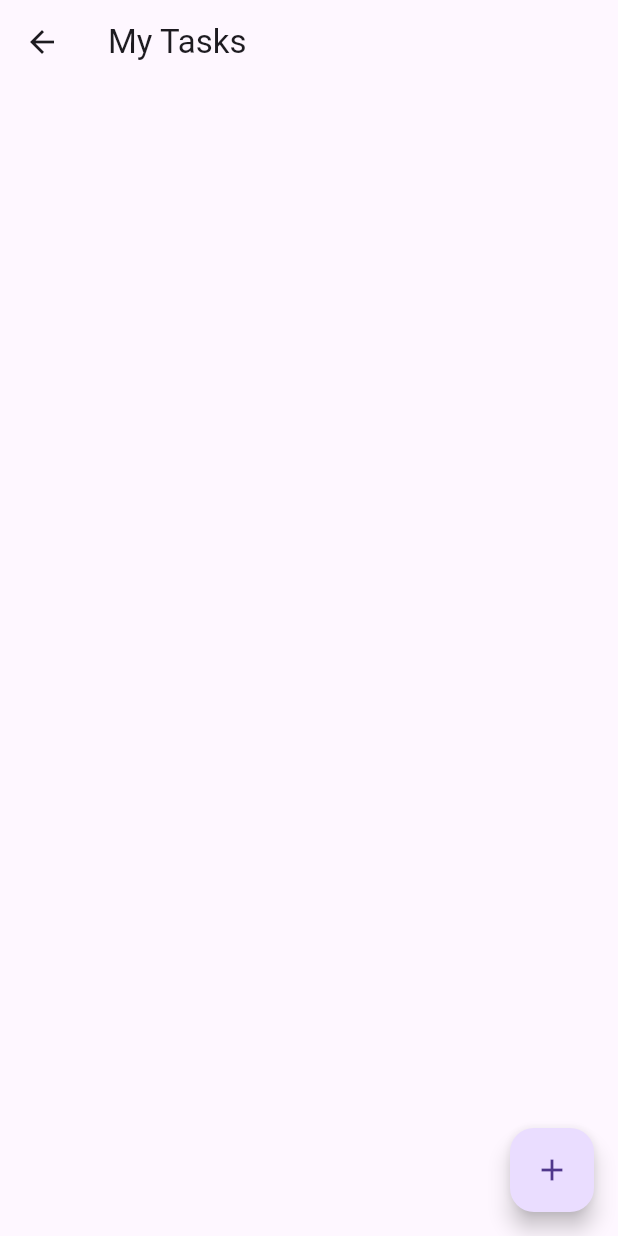
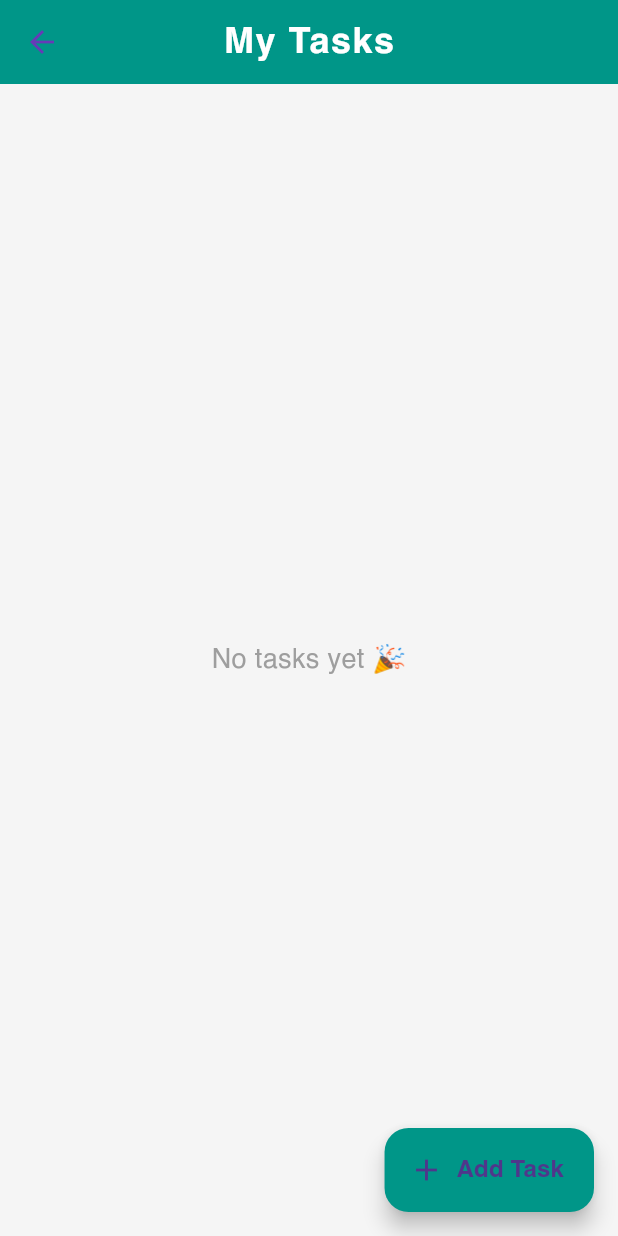
Before and after one commit to SanjuScript/todo-app, a Flutter app: the TaskScreen screen opened directly, on a phone screen of 412 x 824 dp. Run offline on Flutter 3.47's test engine with Material 3 defaults, Android fonts, the phone set to English and light mode, and no system bars; our stand-ins replace bloc, equatable, flutter_bloc, hive, hive_flutter; accounts and stored records are empty.

Commit message:
minor UI changes

```diff
--- /dev/null
+++ b/lib/features/animation/fade_page_animation.dart
@@ -0,0 +1,16 @@
+import 'package:flutter/material.dart';
+
+class CustomPageTransition extends PageTransitionsBuilder {
+  @override
+  Widget buildTransitions<T>(
+      PageRoute<T> route,
+      BuildContext context,
+      Animation<double> animation,
+      Animation<double> secondaryAnimation,
+      Widget child) {
+    return FadeTransition(
+      opacity: animation,
+      child: child,
+    );
+  }
+}
--- a/lib/features/data/repository/task_repo.dart
+++ b/lib/features/data/repository/task_repo.dart
@@ -5,4 +5,5 @@ abstract class TaskRepo {
   Future<List<TaskModel>> getTasks();
   Future<void> updateTask(int index, TaskModel updatedTask);
   Future<void> deleteTask(int index);
+  Future<void> deleteAllTasks();
 }
--- a/lib/features/data/repository/task_repository.dart
+++ b/lib/features/data/repository/task_repository.dart
@@ -34,4 +34,9 @@ class TaskRepository implements TaskRepo {
   Future<void> deleteTask(int index) async {
     await taskBox.deleteAt(index);
   }
+
+  @override
+  Future<void> deleteAllTasks() async {
+    await taskBox.clear();
+  }
 }
--- /dev/null
+++ b/lib/features/helper/font_helper.dart
@@ -0,0 +1,16 @@
+import 'package:flutter/material.dart';
+
+// ignore: constant_identifier_names
+const _FONT_FAMILY = 'helvetica';
+
+class PerfectTypogaphy {
+  static TextStyle bold = const TextStyle(
+    fontFamily: _FONT_FAMILY,
+    fontWeight: FontWeight.w700,
+  );
+
+  static TextStyle regular = const TextStyle(
+    fontFamily: _FONT_FAMILY,
+    fontWeight: FontWeight.normal,
+  );
+}
--- /dev/null
+++ b/lib/features/theme/app_theme.dart
@@ -0,0 +1,224 @@
+import 'package:flutter/material.dart';
+import 'package:todo_app/features/animation/fade_page_animation.dart';
+import 'package:todo_app/features/helper/extensions/color_ext.dart';
+import 'package:todo_app/features/helper/font_helper.dart';
+
+class CustomAppTheme {
+  static final lightTheme = ThemeData(
+      useMaterial3: true,
+      scaffoldBackgroundColor: Colors.white,
+      appBarTheme: const AppBarTheme(
+        surfaceTintColor: Colors.transparent,
+        elevation: 5,
+        shadowColor: Colors.black12,
+        backgroundColor: Colors.white,
+        iconTheme: IconThemeData(color: Colors.deepPurple),
+      ),
+      textTheme: TextTheme(
+        displayLarge:
+            PerfectTypogaphy.bold.copyWith(fontSize: 32, color: Colors.black87),
+        displayMedium:
+            PerfectTypogaphy.bold.copyWith(fontSize: 28, color: Colors.black87),
+        bodyLarge: PerfectTypogaphy.regular
+            .copyWith(fontSize: 16, color: Colors.black87),
+        bodyMedium: PerfectTypogaphy.regular
+            .copyWith(fontSize: 14, color: Colors.black87),
+        bodySmall:
+            PerfectTypogaphy.regular.copyWith(fontSize: 12, color: Colors.grey),
+        labelLarge:
+            PerfectTypogaphy.bold.copyWith(fontSize: 16, color: Colors.white),
+        titleLarge:
+            PerfectTypogaphy.bold.copyWith(fontSize: 24, color: Colors.black87),
+        titleMedium:
+            PerfectTypogaphy.bold.copyWith(fontSize: 20, color: Colors.black87),
+        titleSmall:
+            PerfectTypogaphy.bold.copyWith(fontSize: 18, color: Colors.black87),
+        headlineLarge: PerfectTypogaphy.regular
+            .copyWith(fontSize: 22, color: Colors.black87),
+        headlineMedium: PerfectTypogaphy.regular
+            .copyWith(fontSize: 20, color: Colors.black87),
+        headlineSmall: PerfectTypogaphy.regular
+            .copyWith(fontSize: 18, color: Colors.black87),
+        labelMedium:
+            PerfectTypogaphy.bold.copyWith(fontSize: 16, color: Colors.black87),
+        labelSmall:
+            PerfectTypogaphy.bold.copyWith(fontSize: 14, color: Colors.black87),
+      ),
+      elevatedButtonTheme: ElevatedButtonThemeData(
+        style: ElevatedButton.styleFrom(
+          backgroundColor: Colors.deepPurple,
+          foregroundColor: Colors.white,
+          textStyle: PerfectTypogaphy.bold.copyWith(fontSize: 16),
+          shape: RoundedRectangleBorder(
+            borderRadius: BorderRadius.circular(12),
+          ),
+
+        ),
+      ),
+      textButtonTheme: TextButtonThemeData(
+        style: TextButton.styleFrom(
+          backgroundColor: Colors.teal.shade50,
+          foregroundColor: Colors.deepPurple, // Text color
+          textStyle: PerfectTypogaphy.bold.copyWith(fontSize: 14),
+          padding: const EdgeInsets.symmetric(vertical: 8, horizontal: 16),
+        ),
+      ),
+      outlinedButtonTheme: OutlinedButtonThemeData(
+        style: OutlinedButton.styleFrom(
+          foregroundColor: Colors.deepPurple,
+          side: const BorderSide(color: Colors.deepPurple),
+          textStyle: PerfectTypogaphy.bold.copyWith(fontSize: 16),
+          shape: RoundedRectangleBorder(
+            borderRadius: BorderRadius.circular(12),
+          ),
+          padding: const EdgeInsets.symmetric(vertical: 16, horizontal: 24),
+        ),
+      ),
+      buttonTheme: ButtonThemeData(
+
+        buttonColor: Colors.deepPurple,
+        textTheme: ButtonTextTheme.primary,
+        shape: RoundedRectangleBorder(
+          borderRadius: BorderRadius.circular(12),
+        ),
+      ),
+      bottomNavigationBarTheme: BottomNavigationBarThemeData(
+          backgroundColor: "#eff3fc".toColor(),
+          selectedItemColor: Colors.black87,
+          unselectedItemColor: Colors.grey,
+          showUnselectedLabels: false,
+          showSelectedLabels: true,
+          selectedLabelStyle: PerfectTypogaphy.regular.copyWith(
+            letterSpacing: 0.5,
+            color: Colors.black87,
+          )),
+      pageTransitionsTheme: PageTransitionsTheme(builders: {
+        TargetPlatform.android: CustomPageTransition(),
+        TargetPlatform.iOS: CustomPageTransition(),
+      }));
+
+        static final darkTheme = ThemeData(
+    useMaterial3: true,
+    brightness: Brightness.dark,
+    scaffoldBackgroundColor: const Color(0xFF121212), // Deep dark base
+    appBarTheme: const AppBarTheme(
+      surfaceTintColor: Colors.transparent,
+      elevation: 4,
+      shadowColor: Colors.black54,
+      backgroundColor: Color(0xFF1E1E1E),
+      iconTheme: IconThemeData(color: Colors.tealAccent),
+    ),
+    textTheme: TextTheme(
+      displayLarge: PerfectTypogaphy.bold.copyWith(
+        fontSize: 32,
+        color: Colors.white,
+      ),
+      displayMedium: PerfectTypogaphy.bold.copyWith(
+        fontSize: 28,
+        color: Colors.white70,
+      ),
+      bodyLarge: PerfectTypogaphy.regular.copyWith(
+        fontSize: 16,
+        color: Colors.white70,
+      ),
+      bodyMedium: PerfectTypogaphy.regular.copyWith(
+        fontSize: 14,
+        color: Colors.white60,
+      ),
+      bodySmall: PerfectTypogaphy.regular.copyWith(
+        fontSize: 12,
+        color: Colors.grey,
+      ),
+      labelLarge: PerfectTypogaphy.bold.copyWith(
+        fontSize: 16,
+        color: Colors.black,
+      ),
+      titleLarge: PerfectTypogaphy.bold.copyWith(
+        fontSize: 24,
+        color: Colors.white,
+      ),
+      titleMedium: PerfectTypogaphy.bold.copyWith(
+        fontSize: 20,
+        color: Colors.white70,
+      ),
+      titleSmall: PerfectTypogaphy.bold.copyWith(
+        fontSize: 18,
+        color: Colors.white70,
+      ),
+      headlineLarge: PerfectTypogaphy.regular.copyWith(
+        fontSize: 22,
+        color: Colors.white,
+      ),
+      headlineMedium: PerfectTypogaphy.regular.copyWith(
+        fontSize: 20,
+        color: Colors.white70,
+      ),
+      headlineSmall: PerfectTypogaphy.regular.copyWith(
+        fontSize: 18,
+        color: Colors.white70,
+      ),
+      labelMedium: PerfectTypogaphy.bold.copyWith(
+        fontSize: 16,
+        color: Colors.tealAccent,
+      ),
+      labelSmall: PerfectTypogaphy.bold.copyWith(
+        fontSize: 14,
+        color: Colors.tealAccent,
+      ),
+    ),
+    elevatedButtonTheme: ElevatedButtonThemeData(
+      style: ElevatedButton.styleFrom(
+        backgroundColor: Colors.deepPurpleAccent.shade200,
+        foregroundColor: Colors.white,
+        textStyle: PerfectTypogaphy.bold.copyWith(fontSize: 16),
+        shape: RoundedRectangleBorder(
+          borderRadius: BorderRadius.circular(12),
+        ),
+        elevation: 6,
+        shadowColor: Colors.deepPurpleAccent.withOpacity(0.5),
+      ),
+    ),
+    textButtonTheme: TextButtonThemeData(
+      style: TextButton.styleFrom(
+        backgroundColor: Colors.teal.withOpacity(0.15),
+        foregroundColor: Colors.tealAccent,
+        textStyle: PerfectTypogaphy.bold.copyWith(fontSize: 14),
+        padding: const EdgeInsets.symmetric(vertical: 8, horizontal: 16),
+      ),
+    ),
+    outlinedButtonTheme: OutlinedButtonThemeData(
+      style: OutlinedButton.styleFrom(
+        foregroundColor: Colors.tealAccent,
+        side: const BorderSide(color: Colors.tealAccent, width: 1.5),
+        textStyle: PerfectTypogaphy.bold.copyWith(fontSize: 16),
+        shape: RoundedRectangleBorder(
+          borderRadius: BorderRadius.circular(12),
+        ),
+        padding: const EdgeInsets.symmetric(vertical: 16, horizontal: 24),
+      ),
+    ),
+    buttonTheme: ButtonThemeData(
+      buttonColor: Colors.deepPurpleAccent,
+      textTheme: ButtonTextTheme.primary,
+      shape: RoundedRectangleBorder(
+        borderRadius: BorderRadius.circular(12),
+      ),
+    ),
+    bottomNavigationBarTheme: BottomNavigationBarThemeData(
+      backgroundColor: const Color(0xFF1E1E1E),
+      selectedItemColor: Colors.tealAccent,
+      unselectedItemColor: Colors.white38,
+      showUnselectedLabels: false,
+      showSelectedLabels: true,
+      selectedLabelStyle: PerfectTypogaphy.regular.copyWith(
+        letterSpacing: 0.5,
+        color: Colors.tealAccent,
+      ),
+    ),
+    pageTransitionsTheme: PageTransitionsTheme(builders: {
+      TargetPlatform.android: CustomPageTransition(),
+      TargetPlatform.iOS: CustomPageTransition(),
+    }),
+  );
+
+}
--- a/lib/presentation/bloc/todo_event.dart
+++ b/lib/presentation/bloc/todo_event.dart
@@ -38,3 +38,6 @@ class DeleteTaskEvent extends TodoEvent {
   @override
   List<Object> get props => [index];
 }
+
+//Delete All
+class DeletAllTasksEvent extends TodoEvent {}
--- a/lib/presentation/screens/task_screen.dart
+++ b/lib/presentation/screens/task_screen.dart
@@ -8,35 +8,99 @@ class TaskScreen extends StatelessWidget {
 
   @override
   Widget build(BuildContext context) {
+    final colors = [
+      Colors.teal.shade300,
+      Colors.deepPurple.shade300,
+      Colors.orange.shade300,
+      Colors.pink.shade300,
+      Colors.indigo.shade300,
+    ];
+
     return Scaffold(
-      appBar: AppBar(title: Text("My Tasks")),
+      backgroundColor: Colors.grey.shade100,
+      appBar: AppBar(
+        elevation: 0,
+        backgroundColor: Colors.teal,
+        title: const Text(
+          "My Tasks",
+          style: TextStyle(
+            fontWeight: FontWeight.bold,
+            letterSpacing: 1,
+            color: Colors.white,
+          ),
+        ),
+        centerTitle: true,
+      ),
       body: BlocBuilder<TodoBloc, TodoState>(
-
         builder: (context, state) {
           if (state is TodoLoading) {
-            return Center(child: CircularProgressIndicator());
+            return const Center(child: CircularProgressIndicator());
           } else if (state is TodoLoaded) {
+            if (state.tasks.isEmpty) {
+              return const Center(
+                child: Text(
+                  "No tasks yet 🎉",
+                  style: TextStyle(
+                    fontSize: 18,
+                    color: Colors.grey,
+                  ),
+                ),
+              );
+            }
             return ListView.builder(
+              padding: const EdgeInsets.all(12),
               itemCount: state.tasks.length,
               itemBuilder: (context, index) {
                 final task = state.tasks[index];
-                return ListTile(
-                  title: Text(task.title),
-                  subtitle: Text(task.description! ?? ''),
+                final bgColor = colors[index % colors.length];
+
+                return Card(
+                  color: bgColor,
+                  elevation: 6,
+                  margin: const EdgeInsets.symmetric(vertical: 8),
+                  shape: RoundedRectangleBorder(
+                    borderRadius: BorderRadius.circular(16),
+                  ),
+                  child: ListTile(
+                    contentPadding: const EdgeInsets.all(16),
+                    title: Text(
+                      task.title,
+                      style: const TextStyle(
+                        fontWeight: FontWeight.bold,
+                        fontSize: 18,
+                        color: Colors.white,
+                      ),
+                    ),
+                    subtitle: Text(
+                      task.description ?? '',
+                      style: const TextStyle(
+                        fontSize: 14,
+                        color: Colors.white70,
+                      ),
+                    ),
+                    trailing: IconButton(
+                      icon: const Icon(Icons.check_circle_outline,
+                          color: Colors.white),
+                      onPressed: () {
+                        // mark task complete
+                      },
+                    ),
+                  ),
                 );
               },
             );
           } else {
-            return Center(child: Text("No tasks yet"));
+            return const Center(child: Text("Something went wrong!"));
           }
         },
       ),
-      floatingActionButton: FloatingActionButton(
+      floatingActionButton: FloatingActionButton.extended(
+        backgroundColor: Colors.teal,
         onPressed: () {
           context.read<TodoBloc>().add(
                 TodoAddTaskEvent(
                   TaskModel(
-                id: "hisudbfosdinf",
+                    id: DateTime.now().toIso8601String(),
                     title: "New Task",
                     description: "This is a test",
                     createdAt: DateTime.now(),
@@ -44,7 +108,8 @@ class TaskScreen extends StatelessWidget {
                 ),
               );
         },
-        child: Icon(Icons.add),
+        icon: const Icon(Icons.add),
+        label: const Text("Add Task"),
       ),
     );
   }
```
Also changed, not shown: lib/features/helper/color_helper.dart (added, +11 -0 lines), lib/features/helper/extensions/color_ext.dart (added, +8 -0 lines), lib/main.dart (+6 -2 lines), lib/presentation/bloc/todo_bloc.dart (+21 -6 lines), lib/presentation/screens/home_screen.dart (+84 -31 lines), lib/presentation/widgets/todo_tile.dart (added, +66 -0 lines), pubspec.yaml (+5 -4 lines), assets/fonts/helvetica-bold.ttf (added), assets/fonts/helvetica.ttf (added). Lines whose indentation alone changed are shown as unchanged.
